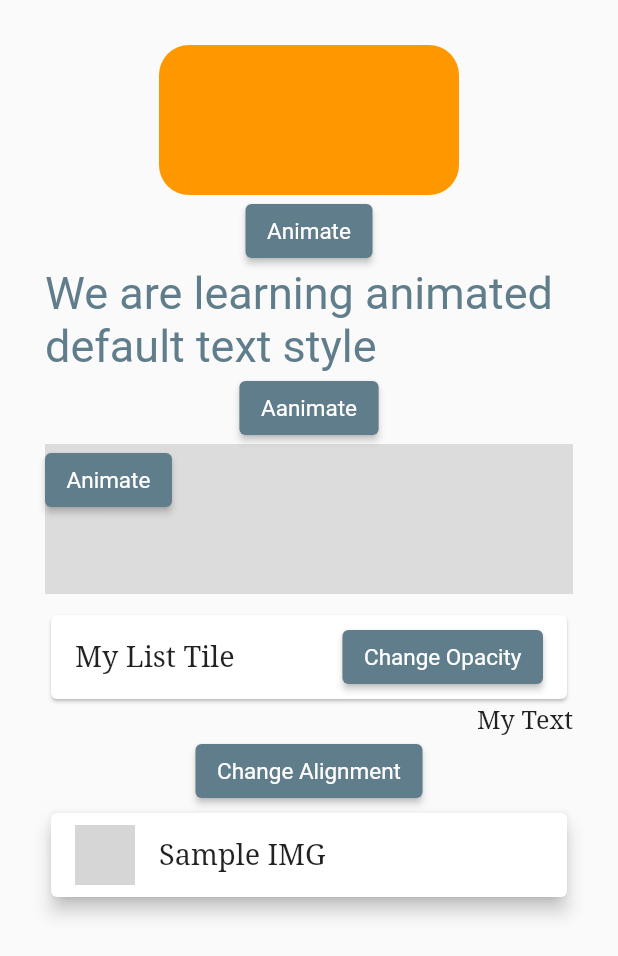
After one commit to shah-arif/form_route_font, a Flutter app: the AnimationCode screen opened directly, on a phone screen of 412 x 824 dp. The commit adds this screen. Shown: the top 956 px of the screen. Run offline on Flutter 3.47's test engine with Material 2 defaults, Android fonts, the phone set to English and light mode, and no system bars; our stand-ins replace get, google_fonts, lottie, rive; network calls fail; grey boxes are pictures that could not be loaded.

Commit message:
almost messy

```diff
--- /dev/null
+++ b/lib/Navigation.dart
@@ -0,0 +1,40 @@
+import 'package:flutter/cupertino.dart';
+import 'package:flutter/material.dart';
+import 'package:form_route_font/responsive_layout.dart';
+import 'package:form_route_font/resposive_ratio.dart';
+import 'package:form_route_font/theme_cutomization.dart';
+
+import 'DynamicText.dart';
+import 'animation.dart';
+import 'custom_font.dart';
+import 'first_screen.dart';
+import 'form.dart';
+
+class NavigationList extends StatelessWidget {
+  const NavigationList({Key? key}) : super(key: key);
+
+  @override
+  Widget build(BuildContext context) {
+    return Scaffold(
+      appBar: AppBar(
+
+        title: Text("Topic List"),
+      ),
+      body: Center(
+        child: Column(
+          mainAxisAlignment: MainAxisAlignment.center,
+          children: [
+            ElevatedButton(onPressed: (){Navigator.push(context, CupertinoPageRoute(builder: (context)=>FirstScreen()));}, child: Text("First Screen")),
+            ElevatedButton(onPressed: (){Navigator.push(context, CupertinoPageRoute(builder: (context)=>FormScreen()));}, child: Text("Form Screen")),
+            ElevatedButton(onPressed: (){Navigator.push(context, CupertinoPageRoute(builder: (context)=>AnimationNav()));}, child: Text("Animations")),
+            ElevatedButton(onPressed: (){Navigator.push(context, CupertinoPageRoute(builder: (context)=>ThemeCustom()));}, child: Text("Theme Customization")),
+            ElevatedButton(onPressed: (){Navigator.push(context, CupertinoPageRoute(builder: (context)=>ResponsiveLayout()));}, child: Text("Responsive Layout")),
+            ElevatedButton(onPressed: (){Navigator.push(context, CupertinoPageRoute(builder: (context)=>ResponsiveRatio()));}, child: Text("Responsive Aspect Ratio")),
+            ElevatedButton(onPressed: (){Navigator.push(context, CupertinoPageRoute(builder: (context)=>DynamicText()));}, child: Text("Dynamic Text")),
+            ElevatedButton(onPressed: (){Navigator.push(context, CupertinoPageRoute(builder: (context)=>CustomFontText()));}, child: Text("Custom Font")),
+          ],
+        ),
+      ),
+    );
+  }
+}
--- /dev/null
+++ b/lib/animation_code.dart
@@ -0,0 +1,139 @@
+import 'dart:math';
+
+import 'package:flutter/cupertino.dart';
+import 'package:flutter/material.dart';
+import 'package:form_route_font/detailedScreen.dart';
+
+class AnimationCode extends StatefulWidget {
+  const AnimationCode({Key? key}) : super(key: key);
+
+  @override
+  State<AnimationCode> createState() => _AnimationCodeState();
+}
+
+class _AnimationCodeState extends State<AnimationCode> {
+  double _height = 100;
+  double _width = 200;
+  Color _color = Colors.orange;
+
+  double _fontSize = 30;
+
+  double _ditance = 0;
+
+  double _opacity = 1;
+  Alignment _alignment = Alignment.centerRight;
+
+
+  void animatedContainer(){
+    setState(() {
+      _height = 200;
+      _width = 300;
+      _color = Colors.blueGrey;
+    });
+  }
+
+  // List _col = [Colors.red,Colors.green,Colors.blue,Colors.yellow,Colors.orange,];
+  // Random random = Random();
+  // int index = 0;
+  // int ranIndex = random.nextInt(_col.length);
+
+
+
+  @override
+  Widget build(BuildContext context) {
+
+
+    return SafeArea(
+      child: Scaffold(
+        body: SingleChildScrollView(
+          child: Padding(
+            padding: const EdgeInsets.all(30),
+            child: Column(
+              // mainAxisAlignment: MainAxisAlignment.center,
+              children: [
+                AnimatedContainer(
+                  duration: Duration(seconds: 3),
+                  curve: Curves.easeInOutExpo,
+                  height: _height,
+                  width: _width,
+                  decoration: BoxDecoration(
+                      color: _color,
+                      borderRadius: BorderRadius.circular(20)
+                  ),
+                  onEnd: (){
+                    setState(() {
+                      _width = _width == 200 ? 400:200;
+                      _color = _color == Colors.blueGrey?Colors.lightBlueAccent:Colors.blueGrey;
+                    });
+                  },
+                ),
+                ElevatedButton(onPressed: ()=>animatedContainer(),
+                    child: Text("Animate")),
+                AnimatedDefaultTextStyle(child: Text("We are learning animated default text style"),
+                    style: TextStyle(
+                        fontSize: _fontSize,
+                        color: Colors.blueGrey
+                    ),
+                    curve: Curves.easeInBack,
+                    duration: Duration(seconds: 2)),
+                ElevatedButton(onPressed: (){
+                  setState(() {
+                    _fontSize = 50;
+
+                  });
+                }, child: Text("Aanimate")),
+                Container(
+                  height: 100,
+                  width: 400,
+                  color: Colors.black12,
+                  child: Stack(
+                    children: [
+                      AnimatedPositioned(left: _ditance,child: ElevatedButton(onPressed: (){
+                        setState(() {
+                          _ditance = _ditance == 150 ? 0:150;
+                        });
+                      }, child: Text("Animate")), duration: Duration(seconds: 3))
+                    ],
+                  ),
+                ),
+                SizedBox(height: 10,),
+                AnimatedOpacity(
+                  opacity: _opacity,
+                  duration: Duration(seconds: 2),
+                  child: Card(
+                    child: ListTile(
+                      title: Text("My List Tile"),
+                      trailing: ElevatedButton(onPressed: (){
+                        setState(() {
+                          _opacity = _opacity == 0.2 ?1:0.2 ;
+                        });
+                      }, child: Text("Change Opacity")),
+                    ),
+                  ),
+                ),
+                AnimatedAlign(
+                  duration: Duration(seconds: 5),
+                  alignment: _alignment,
+                    child: Text("My Text")),
+                ElevatedButton(onPressed: (){
+                  setState(() {
+                    _alignment = Alignment.centerLeft;
+                  });
+                }, child: Text("Change Alignment")),
+                Card(
+                  elevation: 5,
+                  child: ListTile(
+                    onTap: ()=>Navigator.push(context, CupertinoPageRoute(builder: (context)=>DetailedSCreen())),
+                    leading: Hero(tag: '1',
+                    child: Image.network("https://images.pexels.com/photos/1097456/pexels-photo-1097456.jpeg?auto=compress&cs=tinysrgb&w=1260&h=750&dpr=1",height: 40,)),
+                    title: Text("Sample IMG"),
+                  ),
+                )
+              ],
+            ),
+          ),
+        ),
+      ),
+    );
+  }
+}
--- a/lib/form.dart
+++ b/lib/form.dart
@@ -17,10 +17,11 @@ class _FormScreenState extends State<FormScreen> {
     return Scaffold(
       body: SafeArea(
         child: Padding(
-          padding: const EdgeInsets.all(8.0),
+          padding: const EdgeInsets.all(16),
           child: Form(
             key: formKey,
             child: Column(
+              mainAxisAlignment: MainAxisAlignment.center,
               children: [
                 TextFormField(
                   autovalidateMode: AutovalidateMode.onUserInteraction,
--- /dev/null
+++ b/lib/languages.dart
@@ -0,0 +1,13 @@
+import 'package:get/get.dart';
+
+import 'languages/ban.dart';
+import 'languages/eng.dart';
+
+class Languages extends Translations{
+  @override
+  // TODO: implement keys
+  Map<String, Map<String, String>> get keys => {
+    "en_US": eng,
+    "bn_BD": ban,
+  };
+}
--- /dev/null
+++ b/lib/languages/ban.dart
@@ -0,0 +1,4 @@
+Map<String, String> ban = {
+  "app_name": "ডেমো পাঠ্য",
+  "app_title": "ব্যথা নিজেই প্রেম, প্রধান সঞ্চয় ব্যবস্থা। লাইফ টাইমের কার্টুন মুভির মেকআপে। বিড়াল সবসময় থামাতে মজা. এটি একটি দুর্দান্ত খেলা হয়ে যায়, পালঙ্কটি বিড়ালের দরজা। আমার বাচ্চারা এতে আছে। ব্যথা নিজেই প্রেম, প্রধান সঞ্চয় ব্যবস্থা। বিশুদ্ধ স্বাস্থ্যের ব্যথার জন্য এই সিংহ নরম। কোন মানুষ তারতম্য চায় না, কিন্তু কাঁপুনি এর লজ্জাজনক বিল."
+};
--- /dev/null
+++ b/lib/languages/eng.dart
@@ -0,0 +1,4 @@
+Map<String, String> eng = {
+  "app_name": "Demo Text",
+  "app_title": "The pain itself is love, the main storage system. In the makeup of the cartoon movie of life time. The cat is always fun to stop. It becomes a great game, the couch is the gate of the cat. My kids are in it. The pain itself is love, the main storage system. This lion is soft for the pain of pure health. No man wants to vary, but the shameful bills of the quiver."
+};
```
Also changed, not shown: lib/DynamicText.dart (added, +36 -0 lines), lib/animation.dart (added, +26 -0 lines), lib/animation_drawing.dart (+11 -1 lines), lib/custom_font.dart (added, +24 -0 lines), lib/detailedScreen.dart (added, +20 -0 lines), lib/main.dart (+28 -15 lines), lib/responsive_layout.dart (added, +32 -0 lines), lib/resposive_ratio.dart (added, +40 -0 lines), pubspec.yaml (+7 -11 lines), assets/NikoshGrameen.ttf (added), pubspec.lock.
